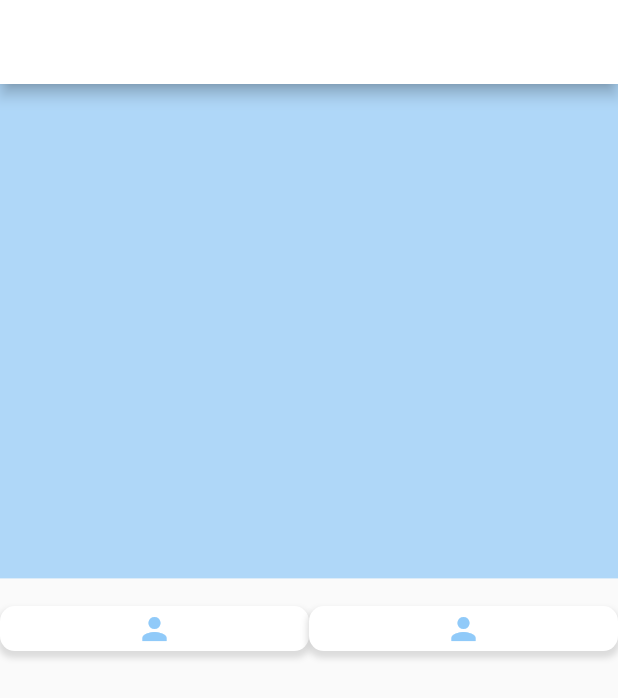
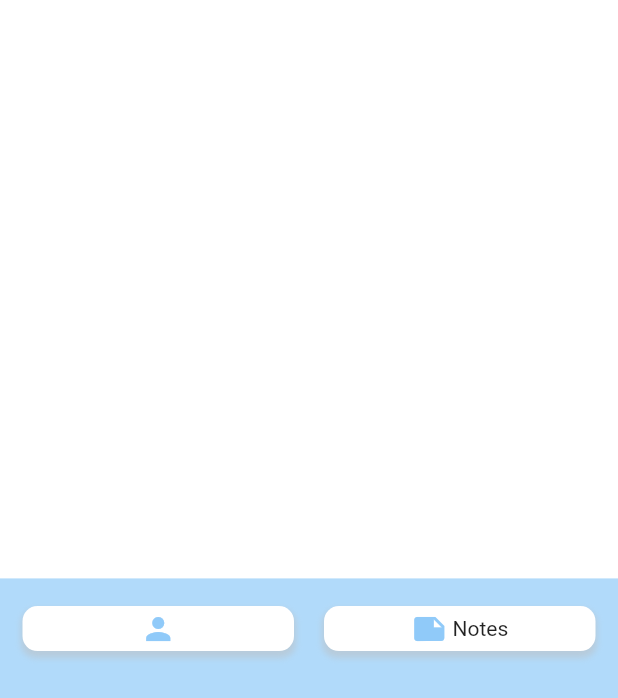
Before and after one commit to nhantruong1298/blog_app, a Flutter app: the screen it shows after launch, on a phone screen of 412 x 824 dp. Shown: the top 698 px of the screen. Run offline on Flutter 3.47's test engine with Material 2 defaults, Android fonts, the phone set to English and light mode, and no system bars; our stand-ins replace get, wave.

Commit message:
update notes

```diff
--- a/lib/main.dart
+++ b/lib/main.dart
@@ -33,7 +33,9 @@ class _MyHomePageState extends State<MyHomePage> {
   Widget build(BuildContext context) {
     var size = MediaQuery.of(context).size;
     return Scaffold(
+      backgroundColor: Colors.blue[300].withOpacity(0.5),
       appBar: AppBar(
+        elevation: 0,
         backgroundColor: Colors.white,
       ),
       body: Stack(children: [
@@ -41,12 +43,12 @@ class _MyHomePageState extends State<MyHomePage> {
             width: size.width,
             height: size.height * 0.4,
             decoration: BoxDecoration(
-              color: Colors.blue[300].withOpacity(0.5),
+              color: Colors.white,
             )),
         Container(
+          padding: const EdgeInsets.symmetric(horizontal: 15),
           width: size.width,
           child: Column(
-            mainAxisAlignment: MainAxisAlignment.start,
             crossAxisAlignment: CrossAxisAlignment.center,
             children: [
               SizedBox(height: size.height * 0.42),
@@ -78,6 +80,7 @@ class _MyHomePageState extends State<MyHomePage> {
                       ),
                     ),
                   ),
+                  const SizedBox(width: 20),
                   Flexible(
                     flex: 1,
                     fit: FlexFit.tight,
@@ -96,10 +99,16 @@ class _MyHomePageState extends State<MyHomePage> {
                         ],
                       ),
                       child: InkWell(
-                        onTap: () {},
-                        child: Icon(
-                          Icons.person,
-                          color: Colors.blue[200],
+                        onTap: () => Get.toNamed('/notes'),
+                        child: Row(
+                          mainAxisAlignment: MainAxisAlignment.center,
+                          children: [
+                            Icon(
+                              Icons.note,
+                              color: Colors.blue[200],
+                            ),
+                            Text(' Notes')
+                          ],
                         ),
                       ),
                     ),
--- a/lib/routes/routes_manager.dart
+++ b/lib/routes/routes_manager.dart
@@ -1,11 +1,13 @@
 import 'package:get/get.dart';
 import 'package:pet_project_flutter/main.dart' show MyHomePage;
+import 'package:pet_project_flutter/modules/notes/screen/notes_sreen.dart';
 import 'package:pet_project_flutter/modules/profile/screen/profile_screen.dart'
     show ProfileScreen;
 
 class RoutesManager {
-  static var listRoutes = [
+  static List<GetPage> listRoutes = [
     GetPage(name: '/', page: () => MyHomePage()),
     GetPage(name: '/profile', page: () => ProfileScreen()),
+    GetPage(name: '/notes', page: () => NotesScreen()),
   ];
 }
--- /dev/null
+++ b/lib/util/colors/app_colors.dart
@@ -0,0 +1,5 @@
+import 'package:flutter/material.dart';
+
+class AppColors {
+  static Color appBlue = Colors.blue[50];
+}
```
Also changed, not shown: lib/modules/notes/screen/main_note.dart (added, +60 -0 lines), lib/modules/notes/screen/notes_sreen.dart (added, +32 -0 lines), lib/modules/notes/screen/sub_note.dart (added, +8 -0 lines), lib/util/widgets/app_widgets.dart (added, +21 -0 lines).
